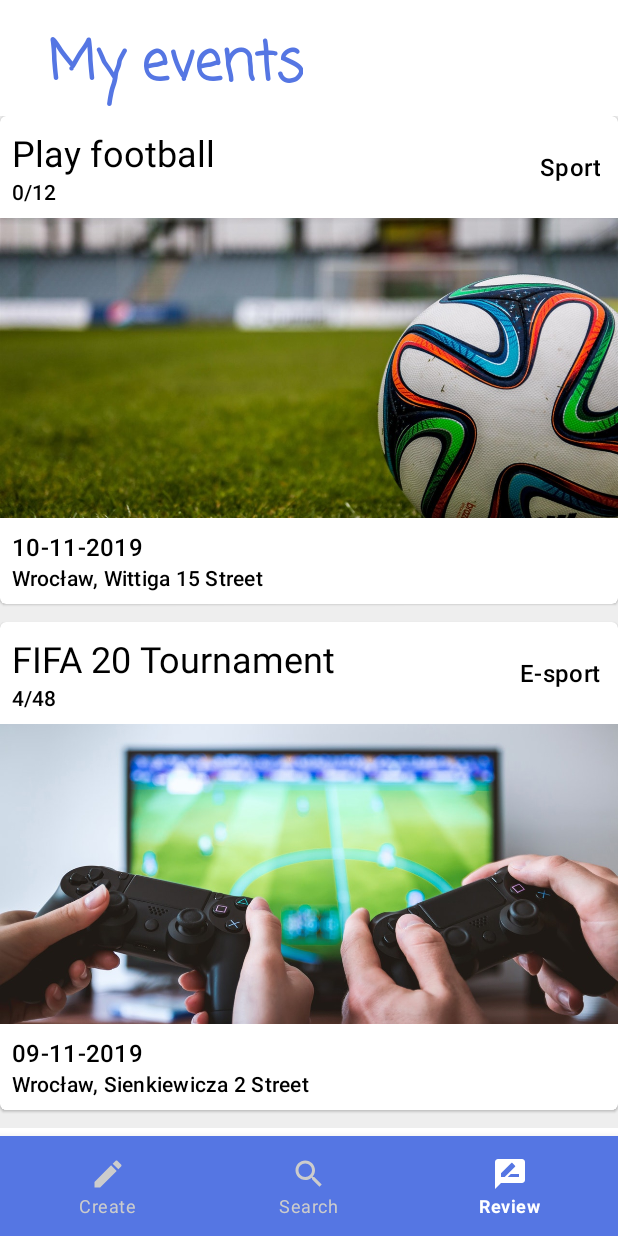
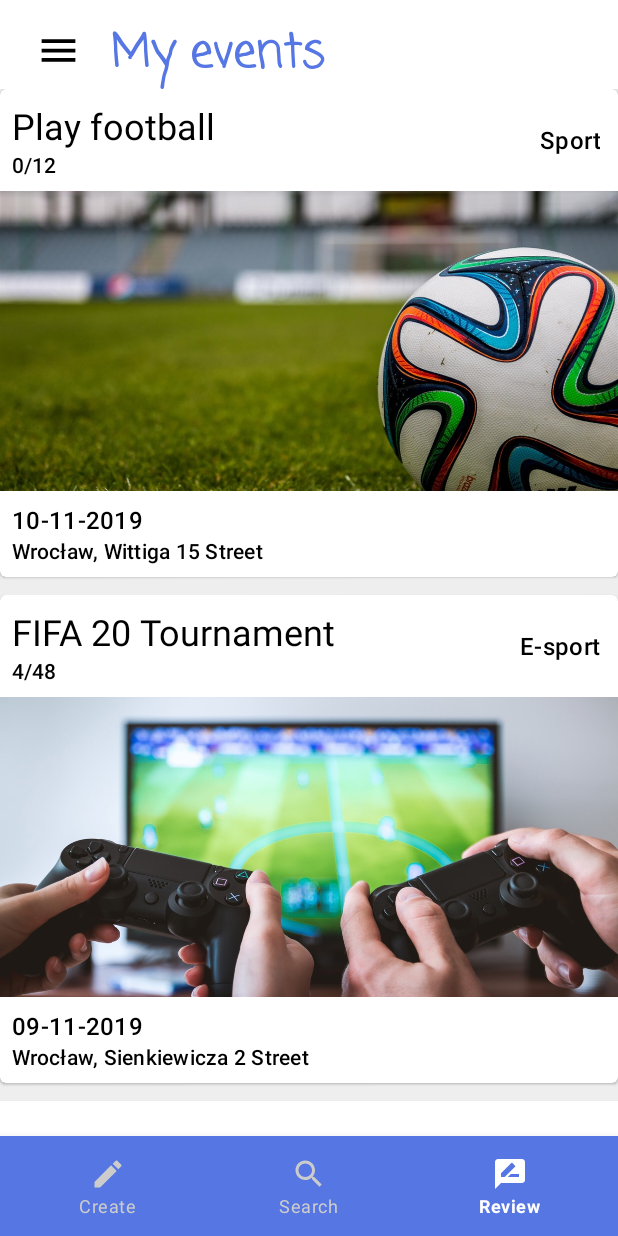
Before and after one commit to micwiccode/meetexpress_android_app, an Android app: the screen it shows after launch (MenuActivity), item 3 of the bottom bar chosen, on a phone screen of 412 x 824 dp. Run offline under Robolectric (Android 15) with nearby library versions, the phone set to English and light mode, and no system bars; our stand-ins replace Firebase (no records; nobody signed in at launch, a user with empty details on screens opened directly).

Commit message:
Add time picker and hamburger

```diff
--- a/app/src/main/java/com/example/meetexpress/CreateEventFragment.kt
+++ b/app/src/main/java/com/example/meetexpress/CreateEventFragment.kt
@@ -18,9 +18,7 @@
 import android.app.DatePickerDialog
 import android.widget.*
 import java.text.SimpleDateFormat
-import java.time.Month
-import java.time.MonthDay
-import java.time.Year
+import android.app.TimePickerDialog
 
 /**
  * A simple [Fragment] subclass.
@@ -31,7 +29,11 @@
     private var year = 2019
     private var month = 1
     private var day = 1
+    private var hour = 0
+    private var minute = 0
     private var dateTextView: TextView? =null
+    private var timeTextView: TextView? =null
+
 
     override fun onCreateView(
         inflater: LayoutInflater, container: ViewGroup?,
@@ -39,20 +41,35 @@
     ): View? {
         val layout = inflater.inflate(R.layout.fragment_create_event, container, false)
 
+        val navBtn = layout.findViewById<ImageButton>(R.id.nav_btn)
+        navBtn.setOnClickListener{
+            (activity as MenuActivity).openDrawer()
+        }
+
         val calendar = Calendar.getInstance()
         year = calendar.get(Calendar.YEAR)
         month = calendar.get(Calendar.MONTH)
         day = calendar.get(Calendar.DAY_OF_MONTH)
+        hour = calendar.get(Calendar.HOUR_OF_DAY)
+        minute = calendar.get(Calendar.MINUTE)
         val datePickerBtn = layout.findViewById<ImageButton>(R.id.date_picker_btn)
-        dateTextView = layout.findViewById(R.id.date_text_view)
+        val timePickerBtn = layout.findViewById<ImageButton>(R.id.time_picker_btn)
 
         setDate(year, month, day)
+        setTime(hour, minute)
 
         datePickerBtn.setOnClickListener{
             val dpd = DatePickerDialog(activity, DatePickerDialog.OnDateSetListener { _, mYear, mMonth, mDay   ->
-                date_text_view.text = "" + mDay + "-" + mMonth + "-" + mYear
+                date_text_view.text = "" + String.format("%02d", mDay) + "-" + String.format("%02d", mMonth+1) + "-" + String.format("%02d", mYear)
             }, year, month, day )
             dpd.show()
+        }
+
+        timePickerBtn.setOnClickListener{
+            val tpd = TimePickerDialog(activity, TimePickerDialog.OnTimeSetListener { _, mHour, mMinute   ->
+                time_text_view.text = "" + String.format("%02d", mHour) + ":" + String.format("%02d", mMinute)
+            }, hour, minute, true )
+            tpd.show()
         }
 
         val spinner = layout.findViewById<Spinner>(R.id.categories_spinner)
@@ -72,8 +89,12 @@
         return layout
     }
 
+    private fun setTime(hour: Int, minute: Int) {
+        timeTextView?.text = "" + String.format("%02d", hour) + ":" + String.format("%02d", minute)
+    }
+
     private fun setDate(year: Int, month: Int, day: Int) {
-        dateTextView?.text = "" + day + "-" + month + "-" + year
+        dateTextView?.text = "" + String.format("%02d", day) + "-" + String.format("%02d", month+1) + "-" + String.format("%02d", year)
     }
 
     private fun addEvent() {
--- a/app/src/main/java/com/example/meetexpress/MenuActivity.kt
+++ b/app/src/main/java/com/example/meetexpress/MenuActivity.kt
@@ -3,22 +3,31 @@
 import androidx.appcompat.app.AppCompatActivity
 import android.os.Bundle
 import android.view.MenuItem
+import android.view.View
 import com.google.android.material.bottomnavigation.BottomNavigationView
 import kotlinx.android.synthetic.main.activity_menu.*
+import androidx.drawerlayout.widget.DrawerLayout
+import androidx.core.app.ComponentActivity.ExtraData
+import androidx.core.content.ContextCompat.getSystemService
+import android.icu.lang.UCharacter.GraphemeClusterBreak.T
+import androidx.core.content.ContextCompat.getSystemService
+import android.icu.lang.UCharacter.GraphemeClusterBreak.T
 
 class MenuActivity : AppCompatActivity(), BottomNavigationView.OnNavigationItemSelectedListener {
 
     private val createFragment : CreateEventFragment = CreateEventFragment()
     private val findFragment : FindEventFragment = FindEventFragment()
     private val reviewFragment : ReviewEventsFragment = ReviewEventsFragment()
+    private var drawerLayout : DrawerLayout? = null
 
-    override fun onCreate(savedInstanceState: Bundle?) {
+        override fun onCreate(savedInstanceState: Bundle?) {
         super.onCreate(savedInstanceState)
         setContentView(R.layout.activity_menu)
 
-        val bottomNavigationView : BottomNavigationView = bottom_nav_view
-        bottomNavigationView.setOnNavigationItemSelectedListener(this)
-        bottomNavigationView.selectedItemId = R.id.menu_create
+            drawerLayout = findViewById(R.id.drawer_layout)
+            val bottomNavigationView = findViewById<BottomNavigationView>(R.id.bottom_nav_view)
+            bottomNavigationView.setOnNavigationItemSelectedListener(this)
+            bottomNavigationView.selectedItemId = R.id.menu_create
     }
 
     override fun onNavigationItemSelected(item: MenuItem): Boolean {
@@ -39,4 +48,8 @@
         }
         return false
     }
+
+    fun openDrawer() {
+        drawerLayout?.openDrawer(nav)
+    }
 }
--- a/app/src/main/java/com/example/meetexpress/ReviewEventsFragment.kt
+++ b/app/src/main/java/com/example/meetexpress/ReviewEventsFragment.kt
@@ -6,6 +6,7 @@
 import android.view.LayoutInflater
 import android.view.View
 import android.view.ViewGroup
+import android.widget.ImageButton
 import androidx.recyclerview.widget.LinearLayoutManager
 import androidx.recyclerview.widget.RecyclerView
 import java.text.SimpleDateFormat
@@ -23,6 +24,12 @@
         savedInstanceState: Bundle?
     ): View? {
         val layout = inflater.inflate(R.layout.fragment_review_events, container, false)
+
+        val navBtn = layout.findViewById<ImageButton>(R.id.nav_btn)
+        navBtn.setOnClickListener{
+            (activity as MenuActivity).openDrawer()
+        }
+
         val recycleView = layout.findViewById<RecyclerView>(R.id.recycleView)
         recycleView.layoutManager = LinearLayoutManager(activity?.applicationContext, RecyclerView.VERTICAL, false)
 
--- /dev/null
+++ b/app/src/main/res/drawable/ic_access_time_black_24dp.xml
@@ -0,0 +1,5 @@
+<vector android:height="100dp" android:tint="#5576E3"
+    android:viewportHeight="24.0" android:viewportWidth="24.0"
+    android:width="100dp" xmlns:android="http://schemas.android.com/apk/res/android">
+    <path android:fillColor="#FF000000" android:pathData="M11.99,2C6.47,2 2,6.48 2,12s4.47,10 9.99,10C17.52,22 22,17.52 22,12S17.52,2 11.99,2zM12,20c-4.42,0 -8,-3.58 -8,-8s3.58,-8 8,-8 8,3.58 8,8 -3.58,8 -8,8zM12.5,7H11v6l5.25,3.15 0.75,-1.23 -4.5,-2.67z"/>
+</vector>
--- /dev/null
+++ b/app/src/main/res/drawable/ic_menu_black_24dp.xml
@@ -0,0 +1,9 @@
+<vector xmlns:android="http://schemas.android.com/apk/res/android"
+        android:width="24dp"
+        android:height="24dp"
+        android:viewportWidth="24.0"
+        android:viewportHeight="24.0">
+    <path
+        android:fillColor="#FF000000"
+        android:pathData="M3,18h18v-2L3,16v2zM3,13h18v-2L3,11v2zM3,6v2h18L21,6L3,6z"/>
+</vector>
--- a/app/src/main/res/layout/activity_menu.xml
+++ b/app/src/main/res/layout/activity_menu.xml
@@ -4,6 +4,7 @@
     xmlns:tools="http://schemas.android.com/tools"
     android:layout_width="match_parent"
     android:layout_height="match_parent"
+    android:id="@+id/drawer_layout"
     tools:context=".MenuActivity">
 
     <androidx.constraintlayout.widget.ConstraintLayout
@@ -34,16 +35,16 @@
     </androidx.constraintlayout.widget.ConstraintLayout>
 
     <com.google.android.material.navigation.NavigationView
+        android:id="@+id/nav"
         android:layout_width="wrap_content"
         android:layout_height="match_parent"
+        android:layout_gravity="start"
+        android:backgroundTint="@color/blue"
+        app:headerLayout="@layout/navigation_header"
         app:layout_constraintBottom_toBottomOf="parent"
         app:layout_constraintStart_toStartOf="parent"
         app:layout_constraintTop_toTopOf="parent"
-        app:menu="@menu/navigation_menu"
-        app:headerLayout="@layout/navigation_header"
-        android:backgroundTint="@color/blue"
-        android:layout_gravity="start"
-        />
+        app:menu="@menu/navigation_menu" />
 
 
 </androidx.drawerlayout.widget.DrawerLayout>
--- a/app/src/main/res/layout/fragment_review_events.xml
+++ b/app/src/main/res/layout/fragment_review_events.xml
@@ -8,23 +8,29 @@
     android:background="@color/white">
 
     <LinearLayout
-        android:id="@+id/title"
+        android:id="@+id/header"
         android:layout_width="match_parent"
         android:layout_height="wrap_content"
-        android:layout_marginStart="16dp"
-        android:layout_marginTop="16dp"
-        android:layout_marginEnd="16dp"
-        android:orientation="vertical">
+        android:layout_marginStart="24dp"
+        android:layout_marginTop="8dp">
+
+        <ImageButton
+            android:id="@+id/nav_btn"
+            android:layout_width="30dp"
+            android:layout_height="30dp"
+            android:layout_gravity="center"
+            android:background="@drawable/ic_menu_black_24dp" />
 
         <TextView
-            android:id="@+id/title_text"
-            android:layout_width="wrap_content"
-            android:layout_height="61dp"
+            android:id="@+id/textView3"
+            android:layout_width="match_parent"
+            android:layout_height="wrap_content"
+            android:layout_marginLeft="20dp"
+            android:layout_marginTop="5dp"
             android:fontFamily="casual"
             android:text="@string/my_events"
             android:textColor="@color/blue"
-            android:textSize="36sp"
-            android:layout_marginLeft="16dp"
+            android:textSize="30sp"
             android:textStyle="bold" />
 
     </LinearLayout>
```
Also changed, not shown: app/src/main/java/com/example/meetexpress/FindEventFragment.kt (+7 -0 lines), app/src/main/res/layout/fragment_create_event.xml (+57 -38 lines), app/src/main/res/layout/fragment_find_event.xml (+27 -13 lines).
